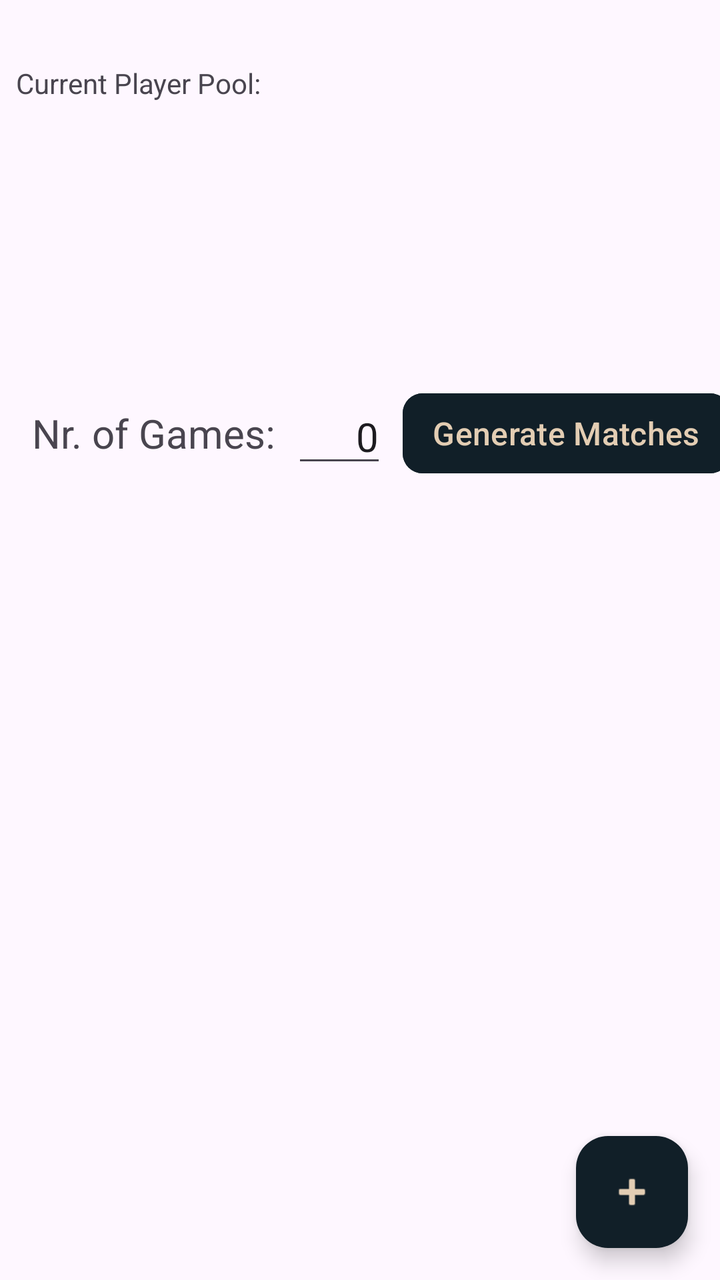
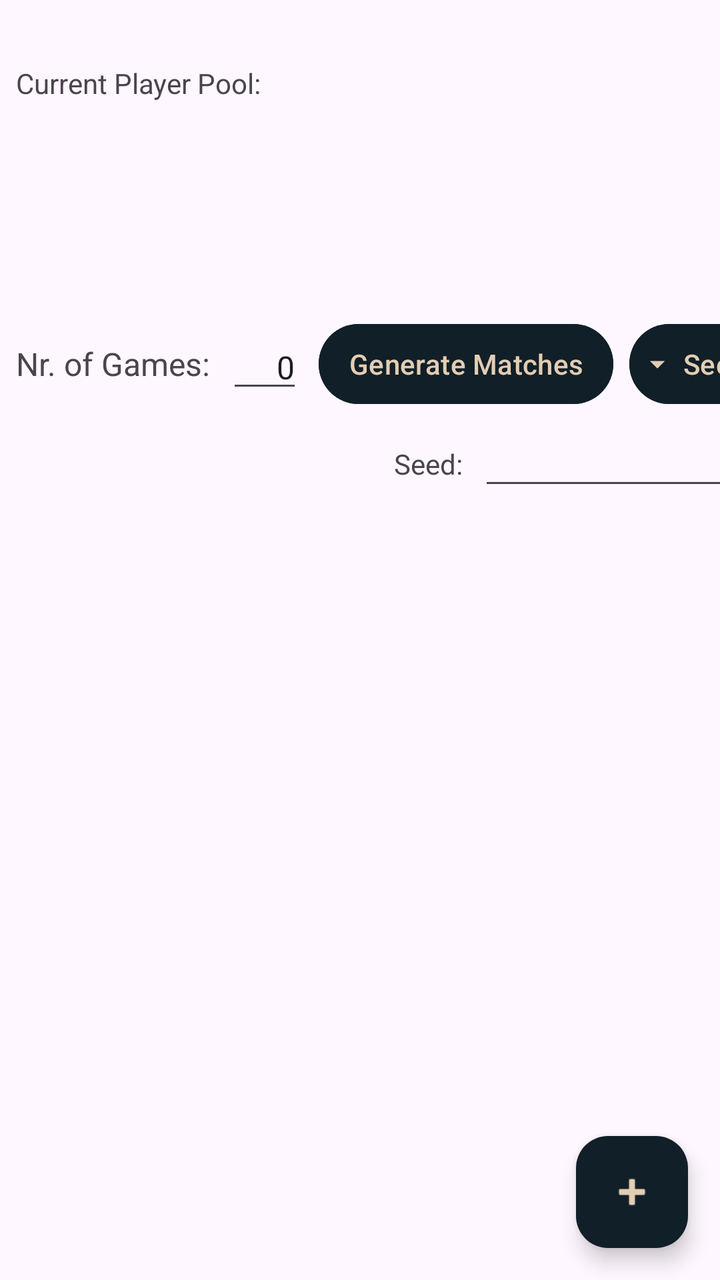

Compare the two renders of this Android layout. The source of the first and the diff that turns it into the second are given below.
<!-- AndroidManifest.xml: application theme Theme.Matchmaking2v2 -->
<!-- res/layout/activity_main.xml -->
<?xml version="1.0" encoding="utf-8"?>
<androidx.constraintlayout.widget.ConstraintLayout xmlns:android="http://schemas.android.com/apk/res/android"
    xmlns:app="http://schemas.android.com/apk/res-auto"
    xmlns:tools="http://schemas.android.com/tools"
    android:id="@+id/main"
    android:layout_width="match_parent"
    android:layout_height="match_parent"
    tools:context=".MainActivity">

    <TextView
        android:id="@+id/tv_nrgames"
        android:layout_width="wrap_content"
        android:layout_height="wrap_content"
        android:layout_marginStart="16dp"
        android:layout_marginTop="16dp"
        android:text="Nr. of Games:"
        android:textSize="20sp"
        app:layout_constraintStart_toStartOf="parent"
        app:layout_constraintTop_toBottomOf="@+id/rvplayers" />

    <EditText
        android:id="@+id/et_nrgames"
        android:layout_width="wrap_content"
        android:layout_height="wrap_content"
        android:layout_marginStart="8dp"
        android:ems="2"
        android:inputType="numberDecimal"
        android:text="0"
        android:textAlignment="viewEnd"
        android:textSize="20sp"
        app:layout_constraintBottom_toBottomOf="@+id/tv_nrgames"
        app:layout_constraintStart_toEndOf="@+id/tv_nrgames"
        app:layout_constraintTop_toTopOf="@+id/tv_nrgames" />

    <androidx.recyclerview.widget.RecyclerView
        android:id="@+id/rvplayers"
        android:layout_marginTop="8dp"
        android:layout_width="0dp"
        android:layout_height="0dp"
        app:layout_constraintHeight_default="percent"
        app:layout_constraintHeight_percent="0.2"
        app:layout_constraintEnd_toEndOf="parent"
        app:layout_constraintStart_toStartOf="parent"
        app:layout_constraintTop_toBottomOf="@+id/textView3" />

    <androidx.recyclerview.widget.RecyclerView
        android:id="@+id/rvRounds"
        android:layout_width="0dp"
        android:layout_height="0dp"
        android:layout_marginTop="16dp"
        app:layout_constraintBottom_toBottomOf="parent"
        app:layout_constraintEnd_toEndOf="parent"
        app:layout_constraintHorizontal_bias="0.0"
        app:layout_constraintStart_toStartOf="parent"
        app:layout_constraintTop_toBottomOf="@id/tv_nrgames"
        app:layout_constraintVertical_bias="1.0" />

    <Button
        android:id="@+id/b_generate"
        android:layout_width="wrap_content"
        android:layout_height="wrap_content"
        android:layout_marginStart="8dp"
        android:backgroundTint="@color/blueBlack"
        android:elevation="8dp"
        android:paddingLeft="15dp"
        android:paddingTop="0dp"
        android:paddingRight="15dp"
        android:paddingBottom="0dp"
        android:text="Generate Matches"
        android:textColor="@color/tanAccent"
        android:textSize="16sp"
        app:cornerRadius="10dp"
        app:layout_constraintBottom_toBottomOf="@+id/et_nrgames"
        app:layout_constraintStart_toEndOf="@+id/et_nrgames"
        app:layout_constraintTop_toTopOf="@+id/et_nrgames" />

    <com.google.android.material.floatingactionbutton.FloatingActionButton
        android:id="@+id/fabAddPlayers"
        android:layout_width="wrap_content"
        android:layout_height="wrap_content"
        android:layout_marginEnd="16dp"
        android:layout_marginBottom="16dp"
        android:clickable="true"
        android:src="@android:drawable/ic_input_add"
        app:backgroundTint="@color/blueBlack"
        app:tint="@color/tanAccent"
        app:layout_constraintBottom_toBottomOf="parent"
        app:layout_constraintEnd_toEndOf="parent" />

    <TextView
        android:id="@+id/textView3"
        android:layout_width="wrap_content"
        android:layout_height="wrap_content"
        android:layout_marginStart="8dp"
        android:layout_marginTop="32dp"
        android:text="Current Player Pool:"
        app:layout_constraintStart_toStartOf="parent"
        app:layout_constraintTop_toTopOf="parent" />

</androidx.constraintlayout.widget.ConstraintLayout>
<!-- resources referenced by this layout -->
<resources>
  <color name="blueBlack">#111f28</color>
  <color name="tanAccent">#e3cdb3</color>
  <style name="Theme.Matchmaking2v2" parent="Base.Theme.Matchmaking2v2" />
  <style name="Base.Theme.Matchmaking2v2" parent="Theme.Material3.DayNight"> 
          
          <item name="colorPrimary">@color/my_light_primary</item>
      </style>
  <color name="my_light_primary">#FF000000</color>
</resources>

<!-- the commit's change to res/layout/activity_main.xml (unified diff, before → after) -->
@@ -11,10 +11,10 @@
         android:id="@+id/tv_nrgames"
         android:layout_width="wrap_content"
         android:layout_height="wrap_content"
-        android:layout_marginStart="16dp"
+        android:layout_marginStart="8dp"
         android:layout_marginTop="16dp"
         android:text="Nr. of Games:"
-        android:textSize="20sp"
+        android:textSize="16sp"
         app:layout_constraintStart_toStartOf="parent"
         app:layout_constraintTop_toBottomOf="@+id/rvplayers" />
 
@@ -27,19 +27,19 @@
         android:inputType="numberDecimal"
         android:text="0"
         android:textAlignment="viewEnd"
-        android:textSize="20sp"
+        android:textSize="16sp"
         app:layout_constraintBottom_toBottomOf="@+id/tv_nrgames"
         app:layout_constraintStart_toEndOf="@+id/tv_nrgames"
         app:layout_constraintTop_toTopOf="@+id/tv_nrgames" />
 
     <androidx.recyclerview.widget.RecyclerView
         android:id="@+id/rvplayers"
-        android:layout_marginTop="8dp"
         android:layout_width="0dp"
         android:layout_height="0dp"
+        android:layout_marginTop="8dp"
+        app:layout_constraintEnd_toEndOf="parent"
         app:layout_constraintHeight_default="percent"
-        app:layout_constraintHeight_percent="0.2"
-        app:layout_constraintEnd_toEndOf="parent"
+        app:layout_constraintHeight_percent="0.15"
         app:layout_constraintStart_toStartOf="parent"
         app:layout_constraintTop_toBottomOf="@+id/textView3" />
 
@@ -47,12 +47,12 @@
         android:id="@+id/rvRounds"
         android:layout_width="0dp"
         android:layout_height="0dp"
-        android:layout_marginTop="16dp"
+        android:layout_marginTop="8dp"
         app:layout_constraintBottom_toBottomOf="parent"
         app:layout_constraintEnd_toEndOf="parent"
         app:layout_constraintHorizontal_bias="0.0"
         app:layout_constraintStart_toStartOf="parent"
-        app:layout_constraintTop_toBottomOf="@id/tv_nrgames"
+        app:layout_constraintTop_toBottomOf="@+id/et_seed"
         app:layout_constraintVertical_bias="1.0" />
 
     <Button
@@ -63,13 +63,9 @@
         android:backgroundTint="@color/blueBlack"
         android:elevation="8dp"
         android:paddingLeft="15dp"
-        android:paddingTop="0dp"
         android:paddingRight="15dp"
-        android:paddingBottom="0dp"
         android:text="Generate Matches"
         android:textColor="@color/tanAccent"
-        android:textSize="16sp"
-        app:cornerRadius="10dp"
         app:layout_constraintBottom_toBottomOf="@+id/et_nrgames"
         app:layout_constraintStart_toEndOf="@+id/et_nrgames"
         app:layout_constraintTop_toTopOf="@+id/et_nrgames" />
@@ -97,4 +93,44 @@
         app:layout_constraintStart_toStartOf="parent"
         app:layout_constraintTop_toTopOf="parent" />
 
+    <TextView
+        android:id="@+id/tv_seed"
+        android:layout_width="wrap_content"
+        android:layout_height="wrap_content"
+        android:layout_marginEnd="8dp"
+        android:text="Seed:"
+        app:layout_constraintBottom_toBottomOf="@+id/et_seed"
+        app:layout_constraintEnd_toStartOf="@+id/et_seed"
+        app:layout_constraintTop_toTopOf="@+id/et_seed" />
+
+    <EditText
+        android:id="@+id/et_seed"
+        android:layout_width="wrap_content"
+        android:layout_height="wrap_content"
+        android:layout_marginTop="8dp"
+        android:ems="10"
+        android:inputType="number"
+        android:textAlignment="viewEnd"
+        android:textSize="14sp"
+        app:layout_constraintEnd_toEndOf="@+id/bu_seed"
+        app:layout_constraintTop_toBottomOf="@+id/bu_seed" />
+
+    <Button
+        android:id="@+id/bu_seed"
+        android:layout_width="wrap_content"
+        android:layout_height="wrap_content"
+        android:layout_marginStart="8dp"
+        android:backgroundTint="@color/blueBlack"
+        android:paddingLeft="5dp"
+        android:paddingRight="5dp"
+        android:text="Seed"
+        android:textAlignment="viewStart"
+        android:textColor="@color/tanAccent"
+        app:icon="@drawable/outline_arrow_drop_down"
+        app:iconPadding="4dp"
+        app:iconTint="@color/tanAccent"
+        app:layout_constraintBottom_toBottomOf="@+id/b_generate"
+        app:layout_constraintStart_toEndOf="@+id/b_generate"
+        app:layout_constraintTop_toTopOf="@+id/b_generate" />
+
 </androidx.constraintlayout.widget.ConstraintLayout>
<!-- resource entries referenced after the edit -->
@@ -2,6 +2,12 @@
 <resources>
   <color name="blueBlack">#111f28</color>
   <color name="tanAccent">#e3cdb3</color>
+  <!-- drawable outline_arrow_drop_down (drawable) -->
+  <vector xmlns:android="http://schemas.android.com/apk/res/android" android:height="24dp" android:tint="#111F28" android:viewportHeight="960" android:viewportWidth="960" android:width="24dp">
+        
+      <path android:fillColor="@android:color/white" android:pathData="M480,600L280,400L680,400L480,600Z"/>
+      
+  </vector>
   <style name="Theme.Matchmaking2v2" parent="Base.Theme.Matchmaking2v2" />
   <style name="Base.Theme.Matchmaking2v2" parent="Theme.Material3.DayNight"> 
           
